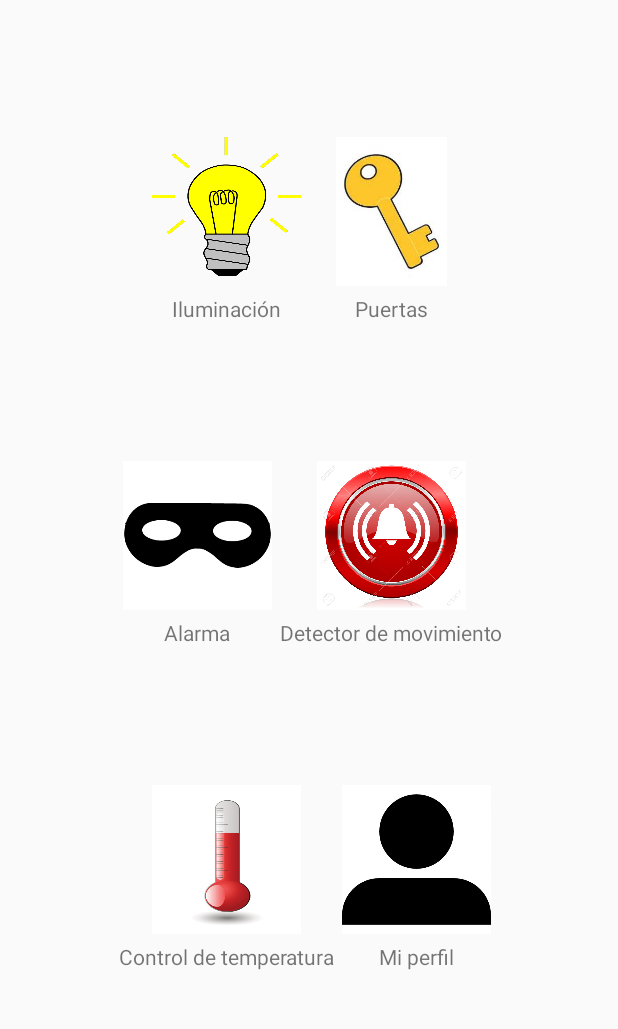
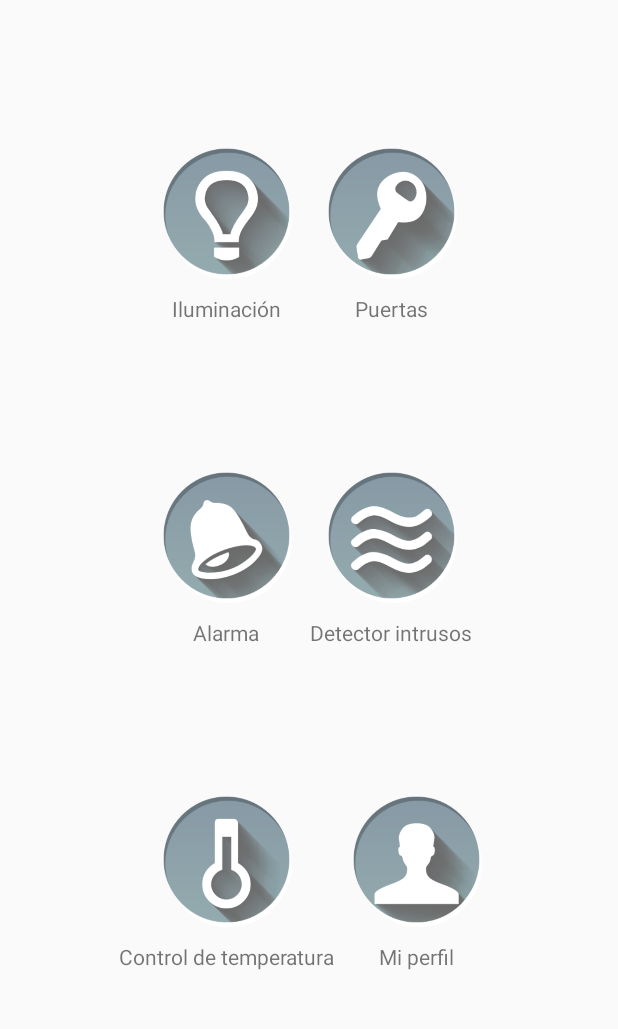
Before and after one commit to kuroghoul/HomeControl, an Android app: the fragment MainFragment placed in its activity, on a phone screen of 412 x 824 dp, the part 200-1229 px from its top. Run offline under Robolectric (Android 15) with nearby library versions, the phone set to English and light mode, and no system bars.

```diff
--- a/app/src/main/java/com/fiuady/homecontrol/db/DBSchema.java
+++ b/app/src/main/java/com/fiuady/homecontrol/db/DBSchema.java
@@ -39,7 +39,7 @@ public final class DBSchema {
             public static final String STATUS2 ="status2";
             public static final String PWM1 ="pwm1";
             public static final String PWM2 ="pwm2";
-            public static final String PWM3 ="pwm2";
+            public static final String PWM3 ="pwm3";
         }
     }
 
--- a/app/src/main/java/com/fiuady/homecontrol/db/ProfileDevice.java
+++ b/app/src/main/java/com/fiuady/homecontrol/db/ProfileDevice.java
@@ -21,6 +21,10 @@ public class ProfileDevice {
         this.pwm1 = pwm1;
         this.pwm2 = pwm2;
         this.pwm3 = pwm3;
+    }
+
+    public int getDevice_id() {
+        return device_id;
     }
 
     public int getId() {
--- a/app/src/main/res/layout/main_fragment.xml
+++ b/app/src/main/res/layout/main_fragment.xml
@@ -42,7 +42,7 @@
                     android:layout_height="110dp"
                     android:layout_width="110dp"
                     android:scaleType="fitXY"
-                    android:src="@mipmap/bombilla"
+                    android:src="@drawable/illumination"
                     android:background="@android:color/transparent"
                     android:padding="5dp"/>
                 <TextView
@@ -61,7 +61,7 @@
                     android:id="@+id/doors_and_windows_btn"
                     android:layout_height="110dp"
                     android:layout_width="110dp"
-                    android:src="@mipmap/llave"
+                    android:src="@drawable/doors"
                     android:layout_alignParentBottom="true"
                     android:scaleType="fitCenter"
                     android:background="@android:color/transparent"
@@ -91,7 +91,7 @@
                     android:id="@+id/movement_detector_btn"
                     android:layout_height="110dp"
                     android:layout_width="110dp"
-                    android:src="@mipmap/antifaz"
+                    android:src="@drawable/alarm"
                     android:scaleType="fitXY"
                     android:background="@android:color/transparent"
                     android:padding="5dp"/>
@@ -110,7 +110,7 @@
                     android:id="@+id/alarm_btn"
                     android:layout_height="110dp"
                     android:layout_width="110dp"
-                    android:src="@mipmap/alarma"
+                    android:src="@drawable/movement"
                     android:background="@android:color/transparent"
                     android:scaleType="fitXY"
                     android:padding="5dp"/>
@@ -138,7 +138,7 @@
                     android:id="@+id/temperature_control_btn"
                     android:layout_height="110dp"
                     android:layout_width="110dp"
-                    android:src="@mipmap/termometro"
+                    android:src="@drawable/temperature"
                     android:background="@android:color/transparent"
                     android:scaleType="fitXY"
                     android:padding="5dp"/>
@@ -156,7 +156,7 @@
                     android:id="@+id/my_profile_btn"
                     android:layout_height="110dp"
                     android:layout_width="110dp"
-                    android:src="@mipmap/perfil"
+                    android:src="@drawable/profile"
                     android:background="@android:color/transparent"
                     android:scaleType="fitXY"
                     android:padding="5dp"/>
--- a/app/src/main/res/values/strings.xml
+++ b/app/src/main/res/values/strings.xml
@@ -14,7 +14,7 @@
     <!-- Main -->
     <string name="illumination">Iluminación</string>
     <string name="doors_and_windows">Puertas</string>
-    <string name="movement_detector">Detector de movimiento</string>
+    <string name="movement_detector">Detector intrusos</string>
     <string name="alarm">Alarma</string>
     <string name="temperature_control">Control de temperatura</string>
     <string name="my_profile">Mi perfil</string>
```
Also changed, not shown: app/src/main/java/com/fiuady/homecontrol/DoorsFragment.java (+38 -2 lines), app/src/main/java/com/fiuady/homecontrol/IlluminationFragment.java (+67 -6 lines), app/src/main/java/com/fiuady/homecontrol/db/Inventory.java (+23 -0 lines), app/src/main/res/drawable/alarm.png (added), app/src/main/res/drawable/doors.png (added), app/src/main/res/drawable/illumination.png (added), app/src/main/res/drawable/movement.png (added), app/src/main/res/drawable/profile.png (added), app/src/main/res/drawable/temperature.png (added).
